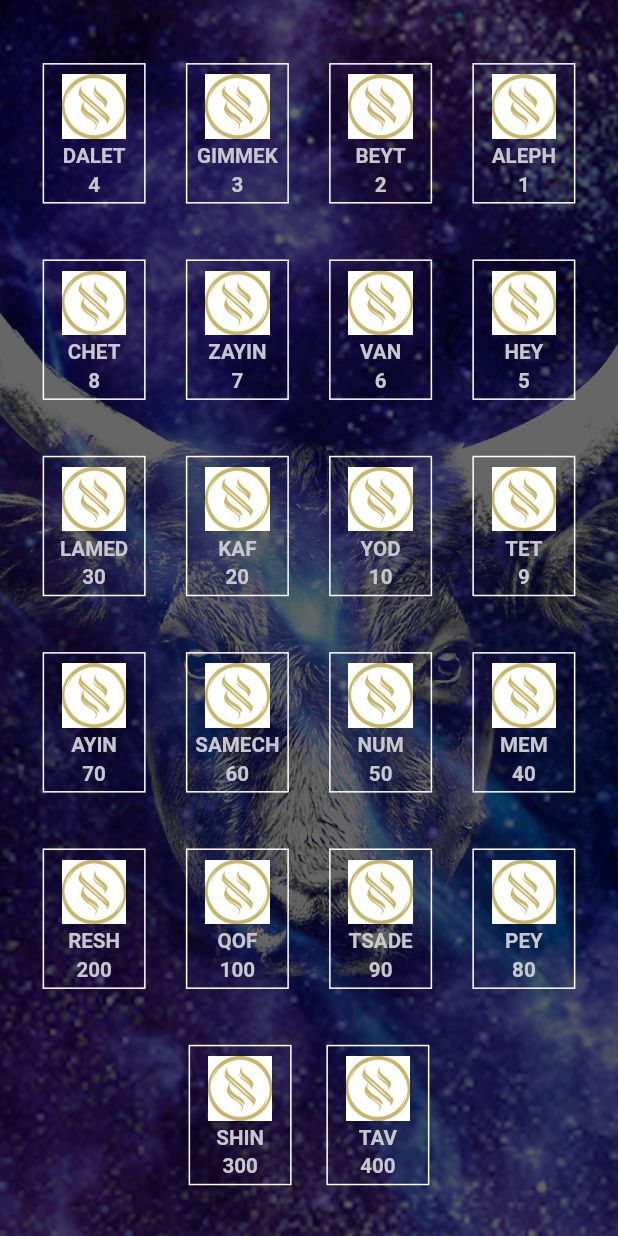
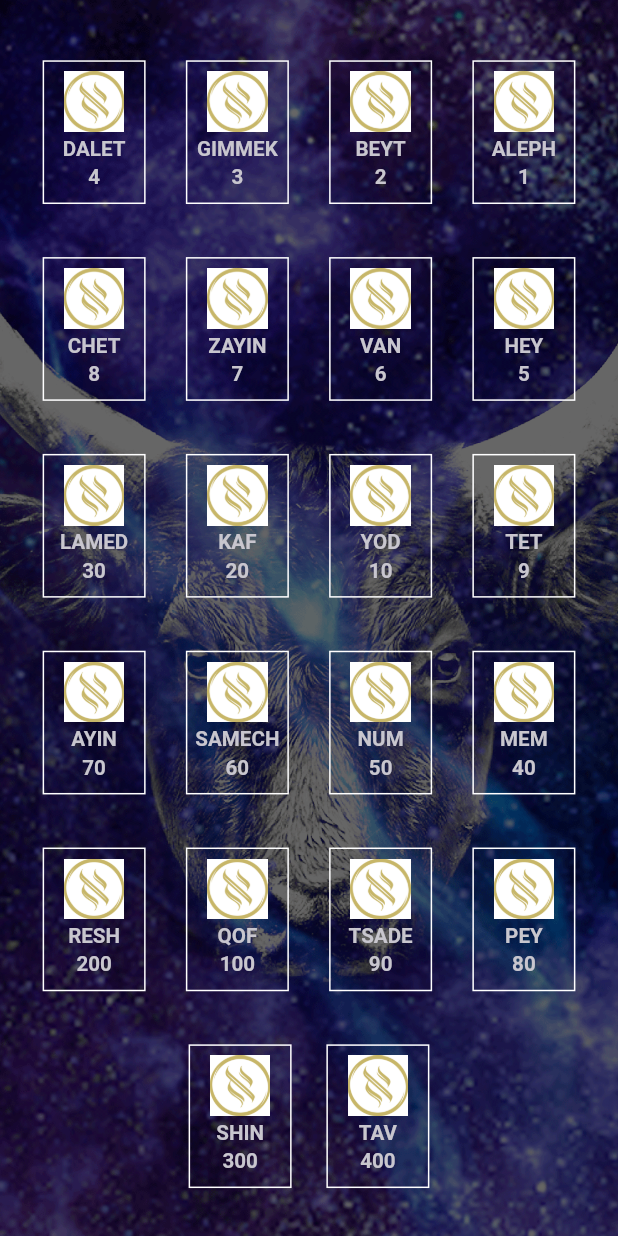
Before and after one commit to Ahmed-Elkomy/ancient-hebrew-letters, a Flutter app: the screen it shows after launch, on a phone screen of 412 x 824 dp. Run offline on Flutter 3.47's test engine with Material 2 defaults, Android fonts, the light colour scheme and no system bars; our stand-ins replace audioplayers, just_audio, percent_indicator.

Commit message:
update size image.png & container height

```diff
--- a/lib/cons/icons_size.dart
+++ b/lib/cons/icons_size.dart
@@ -8,5 +8,5 @@ double kLETTER_CONTAINER_WIDTH(context){
   return MediaQuery.of(context).size.width/6;
 }
 double kLETTER_CONTAINER_Hight(context){
-  return MediaQuery.of(context).size.width/4.4;
+  return MediaQuery.of(context).size.width/4.3;
 }
--- a/lib/widgets/letter_widget.dart
+++ b/lib/widgets/letter_widget.dart
@@ -22,6 +22,7 @@ class _LetterWidgetState extends State<LetterWidget> {
             margin: EdgeInsets.all(8.0))
         : GestureDetector(
             onTap: () {
+              print(MediaQuery.of(context).size.height);
               Navigator.push(
                 context,
                 MaterialPageRoute(
@@ -34,20 +35,19 @@ class _LetterWidgetState extends State<LetterWidget> {
             child: Container(
               width:kLETTER_CONTAINER_WIDTH(context),
                height: kLETTER_CONTAINER_Hight(context),
-              padding: EdgeInsets.all(kLETTER_CONTAINER_WIDTH(context)*.05),
+              padding: EdgeInsets.only(top:kLETTER_CONTAINER_WIDTH(context)*.05,left: kLETTER_CONTAINER_WIDTH(context)*.05,right: kLETTER_CONTAINER_WIDTH(context)*.05),
               margin: EdgeInsets.all(kLETTER_CONTAINER_WIDTH(context)*.05),
               decoration:
                   BoxDecoration(border: Border.all(color: Colors.white)),
               child: Column(
                 children: [
-                  SizedBox(height: kLETTER_CONTAINER_Hight(context)/30),
-
+                  SizedBox(height: kLETTER_CONTAINER_Hight(context)/32),
                   Container(
-                      height: kLETTER_CONTAINER_WIDTH(context)/1.6,
+                      height: kLETTER_CONTAINER_WIDTH(context)/1.7,
                       width: kLETTER_CONTAINER_WIDTH(context)/1.6,
                       child: Image.asset(
                           'assets/${kLETTERS_DATA_MAP[widget.letterIndex][kIMAGE]}')),
-                  SizedBox(height: kLETTER_CONTAINER_Hight(context)/30),
+                  SizedBox(height: kLETTER_CONTAINER_Hight(context)/33),
                   Text(
                     kLETTERS_DATA_MAP[widget.letterIndex][kNAME].toUpperCase(),
                     style: TextStyle(
@@ -55,7 +55,7 @@ class _LetterWidgetState extends State<LetterWidget> {
                         color: kLETTER_COLOR_GRAY,
                         fontWeight: FontWeight.bold),
                   ),
-                  SizedBox(height: kLETTER_CONTAINER_Hight(context)/30),
+                  SizedBox(height: kLETTER_CONTAINER_Hight(context)/33),
                   Text(
                     kLETTERS_DATA_MAP[widget.letterIndex][kCODE],
                     style: TextStyle(
@@ -67,6 +67,6 @@ class _LetterWidgetState extends State<LetterWidget> {
                 ],
               ),
             ),
-          );
+    );
   }
 }
```
